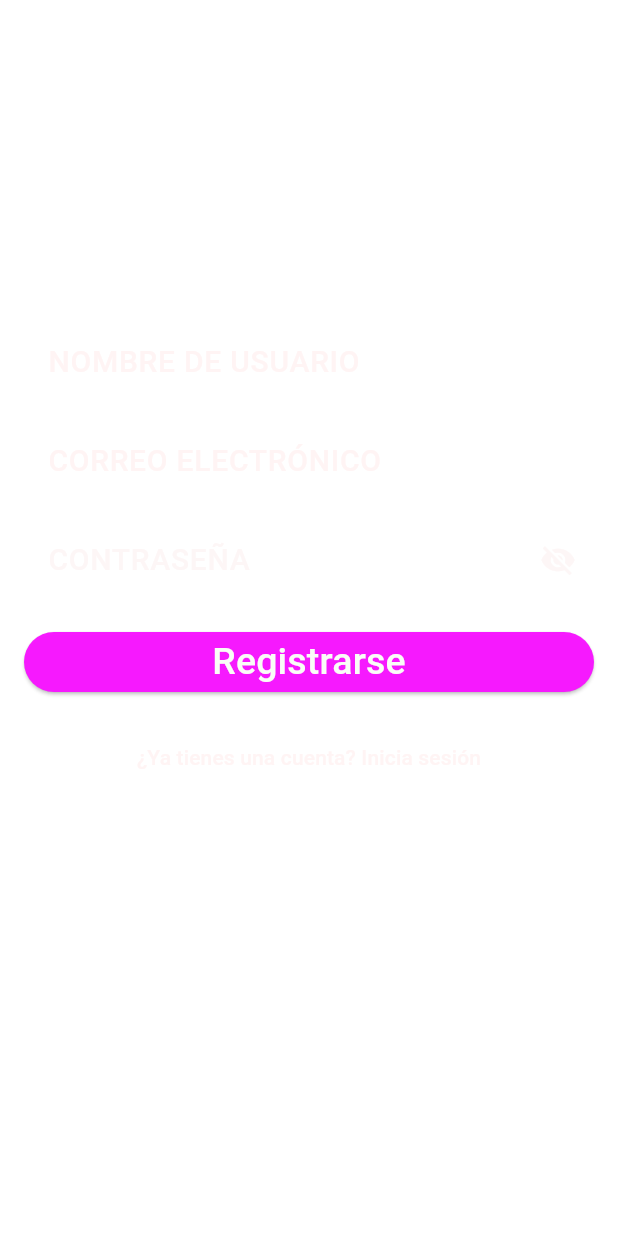
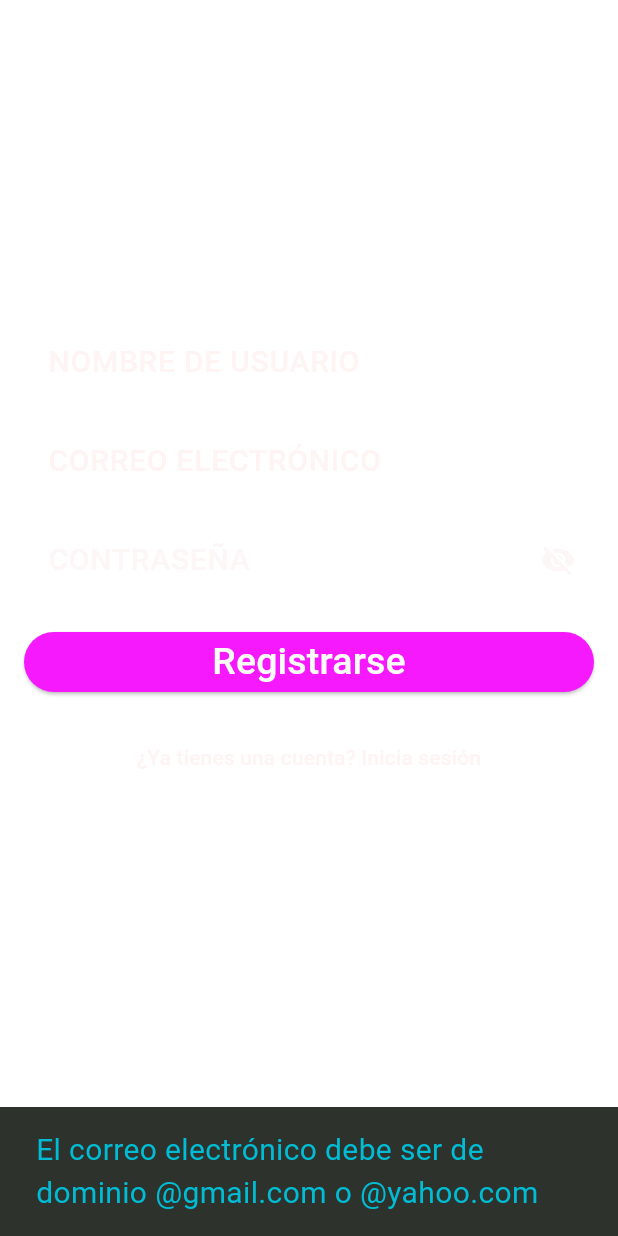
Before and after one commit to JadirMiramontes/frontpflutter, a Flutter app: the _RegisterForm screen opened directly, after a tap on "Registrarse", on a phone screen of 412 x 824 dp. Run offline on Flutter 3.47's test engine with Material 3 defaults, Android fonts, the phone set to English and light mode, and no system bars; our stand-ins replace flutter_secure_storage, jwt_decoder; accounts and stored records are empty.

Commit message:
validacion
se agregaron validaciones a las pantallas de registro y digimonsearch

```diff
--- a/lib/screens/registro_screen.dart
+++ b/lib/screens/registro_screen.dart
@@ -35,6 +35,32 @@ class _RegisterFormState extends State<_RegisterForm> {
   final TextEditingController _passwordController = TextEditingController();
   final TextEditingController _userNameController = TextEditingController();
   bool _obscurePassword = true;
+
+  // Función para validar el correo electrónico
+  String? _validateEmail(String value) {
+    String pattern = r'^[a-zA-Z0-9._%+-]+@[a-zA-Z0-9.-]+\.[a-zA-Z]{2,}$';
+    RegExp regex = RegExp(pattern);
+    if (value.isEmpty) {
+      return 'Por favor ingrese un correo electrónico';
+    } else if (!regex.hasMatch(value)) {
+      return 'Por favor ingrese un correo electrónico válido';
+    } else if (!value.endsWith('@gmail.com') && !value.endsWith('@yahoo.com')) {
+      return 'El correo electrónico debe ser de dominio @gmail.com o @yahoo.com';
+    }
+    return null;
+  }
+
+  // Función para validar la contraseña
+  String? _validatePassword(String value) {
+    String pattern = r'^(?=.*[a-zA-Z])(?=.*\d)(?=.*[!@#$%^&*(),.?":{}|<>]).{8,}$';
+    RegExp regex = RegExp(pattern);
+    if (value.isEmpty) {
+      return 'Por favor ingrese una contraseña';
+    } else if (!regex.hasMatch(value)) {
+      return 'Contraseña inválida: debe tener al menos 8 caracteres, incluir caracteres alfanuméricos y caracteres especiales';
+    }
+    return null;
+  }
 
   @override
   Widget build(BuildContext context) {
@@ -110,6 +136,7 @@ class _RegisterFormState extends State<_RegisterForm> {
                       borderSide: const BorderSide(color: Color.fromARGB(251, 247, 22, 255), width: 2.0),
                     ),
                   ),
+                  validator: (value) => _validateEmail(value!), // Validación del correo
                 ),
                 const SizedBox(height: 10),
                 // Campo para Contraseña
@@ -147,10 +174,22 @@ class _RegisterFormState extends State<_RegisterForm> {
                       },
                     ),
                   ),
+                  validator: (value) => _validatePassword(value!), // Validación de la contraseña
                 ),
                 const SizedBox(height: 16),
                 ElevatedButton(
                   onPressed: () async {
+                    if (_emailController.text.isEmpty || _validateEmail(_emailController.text) != null) {
+                      NotificationsServices.showSnackbar('El correo electrónico debe ser de dominio @gmail.com o @yahoo.com');
+                      return;
+                    }
+
+                    if (_passwordController.text.isEmpty || _validatePassword(_passwordController.text) != null) {
+                      NotificationsServices.showSnackbar('Contraseña inválida: debe tener al menos 8 caracteres, incluir caracteres alfanuméricos y caracteres especiales');
+                      return;
+                    }
+
+                    try {
                       final errorMessage = await authService.createUser(
                         _emailController.text,
                         _passwordController.text,
@@ -162,6 +201,10 @@ class _RegisterFormState extends State<_RegisterForm> {
                         Navigator.pushReplacementNamed(context, 'login');
                       } else {
                         NotificationsServices.showSnackbar(errorMessage);
+                      }
+                    } catch (e) {
+                      // Capturar el error relacionado con el correo no válido
+                      NotificationsServices.showSnackbar('El nombre de usuario o correo no es valido o se encuentra en uso');
                     }
                   },
                   style: ButtonStyle(
--- a/lib/services/favorite_services.dart
+++ b/lib/services/favorite_services.dart
@@ -35,7 +35,7 @@
       );
 
       if (response.statusCode != 200) {
-        throw Exception('Error al agregar favorito: ${response.body}');
+        throw Exception('El digimon ya se encuentra en favoritos');
       }
     }
 
```
Also changed, not shown: lib/screens/digimonsearch_screen.dart (+8 -1 lines). Lines whose indentation alone changed are shown as unchanged.
